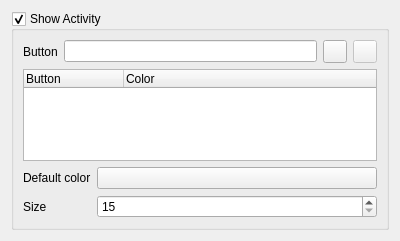
This is src/ui/mouse.ui in hippich/recorditnow as Qt 5 draws it before an edit. The edited form follows.
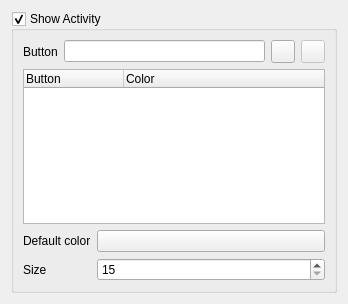
This is the edited form. Custom widgets are drawn as their Qt base class.

The edit to the form file:
```diff
--- a/src/ui/mouse.ui
+++ b/src/ui/mouse.ui
@@ -6,8 +6,8 @@
    <rect>
     <x>0</x>
     <y>0</y>
-    <width>400</width>
-    <height>241</height>
+    <width>348</width>
+    <height>304</height>
    </rect>
   </property>
   <property name="windowTitle">
```
